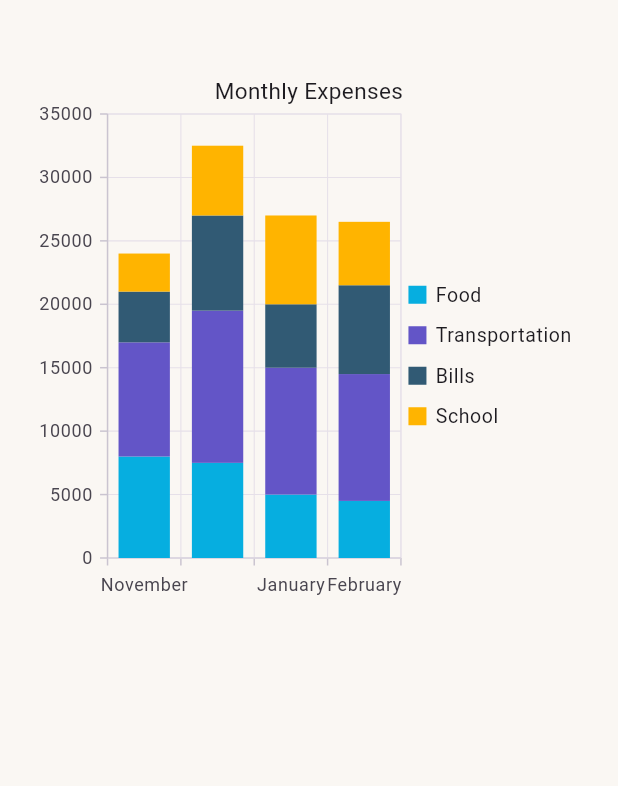
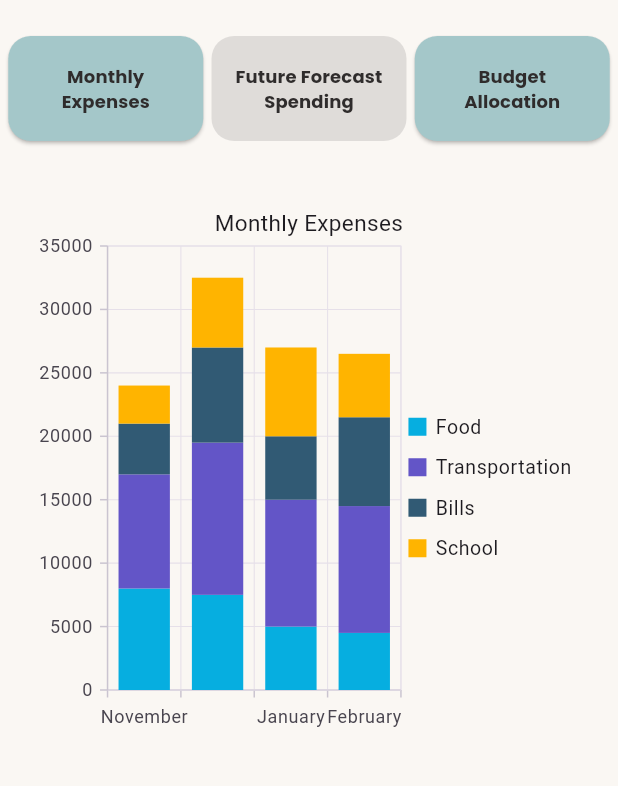
Before and after one commit to ashensn0w/SLAM-Up, a Flutter app: the SummaryPage2 screen opened directly, on a phone screen of 412 x 824 dp, the part 72-858 px from its top. Run offline on Flutter 3.47's test engine with Material 3 defaults, Android fonts, the phone set to English and light mode, and no system bars; our stand-ins replace pie_chart, syncfusion_flutter_charts, table_calendar, youtube_player_flutter.

Commit message:
Update summary_page2.dart
update buttons

```diff
--- a/lib/screens/summary_page2.dart
+++ b/lib/screens/summary_page2.dart
@@ -2,8 +2,17 @@ import 'package:flutter/material.dart';
 import 'package:syncfusion_flutter_charts/charts.dart';
 import '../utils/constants.dart';
 import 'notification_page.dart';
+import 'summary_page.dart';
+import 'summary_page3.dart';
 
-class SummaryPage2 extends StatelessWidget {
+class SummaryPage2 extends StatefulWidget {
+  @override
+  _SummaryPage2State createState() => _SummaryPage2State();
+}
+
+class _SummaryPage2State extends State<SummaryPage2> {
+  int _currentPageIndex = 1; // Set initial index to 1 for SummaryPage2
+
   @override
   Widget build(BuildContext context) {
     return Scaffold(
@@ -40,14 +49,69 @@ class SummaryPage2 extends StatelessWidget {
           Container(
             padding: EdgeInsets.symmetric(vertical: 16.0),
             child: Center(
-              child: Column(
+              child: Row(
+                mainAxisAlignment: MainAxisAlignment.spaceEvenly,
                 children: [
-                  StackedColumnChart(),
+                  _buildButton(
+                      context, "Monthly\nExpenses", SummaryPage(), _currentPageIndex == 0),
+                  _buildButton(
+                      context, "Future Forecast\nSpending", SummaryPage2(), _currentPageIndex == 1),
+                  _buildButton(
+                      context, "Budget\nAllocation", SummaryPage3(), _currentPageIndex == 2),
                 ],
               ),
             ),
           ),
+          SizedBox(height: 2),
+          StackedColumnChart(),
         ],
+      ),
+    );
+  }
+
+  Widget _buildButton(BuildContext context, String text, Widget destination,
+      bool isActive) {
+    Color backgroundColor = isActive ? Colors.white : Color.fromRGBO(164, 199, 201, 1.0);
+    Color textColor = isActive ? Color.fromRGBO(47, 44, 44, 1.0) : Color.fromRGBO(47, 44, 44, 1.0);
+
+    return ElevatedButton(
+      onPressed: isActive ? null : () {
+        setState(() {
+          if (destination is SummaryPage) {
+            _currentPageIndex = 0;
+          } else if (destination is SummaryPage2) {
+            _currentPageIndex = 1;
+          } else if (destination is SummaryPage3) {
+            _currentPageIndex = 2;
+          }
+        });
+        Navigator.push(
+          context,
+          MaterialPageRoute(builder: (context) => destination),
+        );
+      },
+      style: ElevatedButton.styleFrom(
+        padding: EdgeInsets.all(5.0),
+        primary: backgroundColor,
+        shape: RoundedRectangleBorder(
+          borderRadius: BorderRadius.circular(15.0),
+        ),
+      ),
+      child: Container(
+        width: 120,
+        height: 60,
+        child: Center(
+          child: Text(
+            text,
+            textAlign: TextAlign.center,
+            style: TextStyle(
+              color: textColor,
+              fontFamily: 'Poppins',
+              fontWeight: FontWeight.bold,
+              fontSize: 12.0,
+            ),
+          ),
+        ),
       ),
     );
   }
@@ -115,7 +179,6 @@ class StackedColumnChart extends StatelessWidget {
   }
 }
 
-
 class ExpensesData {
   ExpensesData({required this.month, required this.food, required this.transpo, required this.bills, required this.school});
 
```
